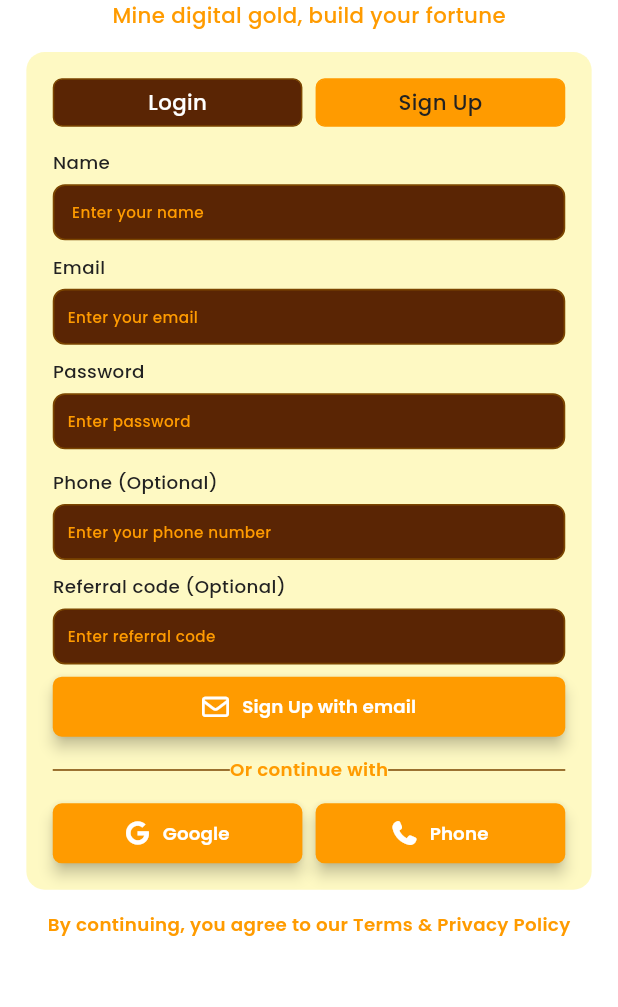
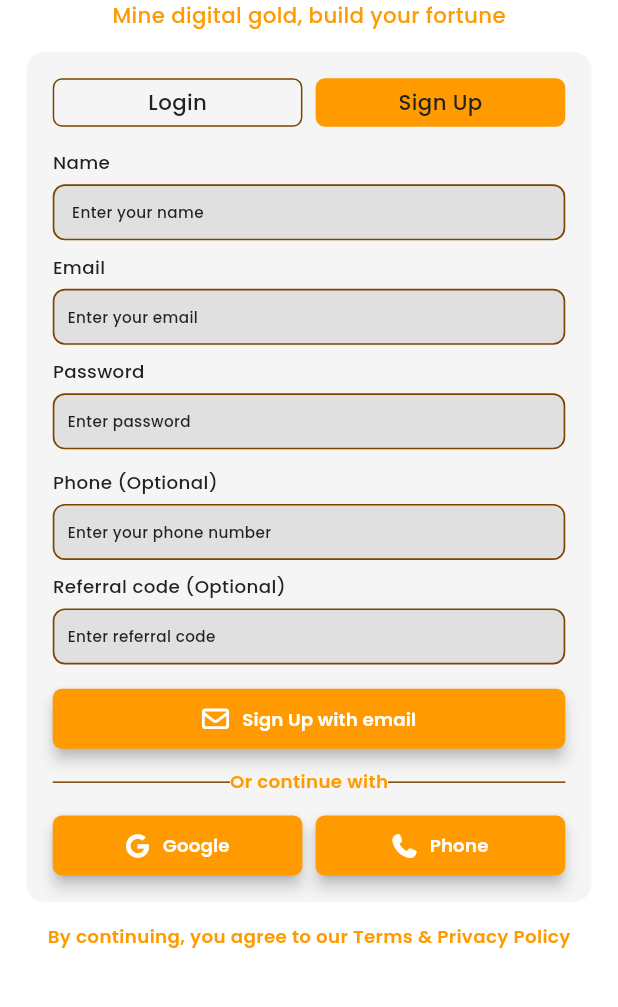
Before and after one commit to talhamehtab2014/mining_app, a Flutter app: the screen it shows after launch, after a tap on "Sign Up", on a phone screen of 412 x 824 dp, the part 71-1078 px from its top. Run offline on Flutter 3.47's test engine with Material 3 defaults, Android fonts, the light colour scheme and no system bars; drawn by our look-alikes of auto_size_text; our stand-ins replace connectivity_plus, dio, firebase_core, flutter_screenutil, font_awesome_flutter, freezed_annotation and 6 more; accounts and stored records are empty; generated files the repository leaves out were written again.

Commit message:
refactor: enhance theme color usage and update onboarding UI
- Added `onSecondary` color to theme data for better accessibility.
- Updated `CommonTextFieldWidget` to use theme colors for background and text.
- Refactored `OnboardingView` to utilize theme colors for button backgrounds and text, improving consistency across the UI.
- Adjusted spacing in onboarding layout for better visual alignment.

```diff
--- a/lib/src/core/resource/theme/theme_data.dart
+++ b/lib/src/core/resource/theme/theme_data.dart
@@ -11,6 +11,7 @@
       onSurface: palette.yellow900,
       tertiary: palette.labelColor,
       secondary: palette.cardBackground,
+      onSecondary: palette.cardBackground,
     ),
     scaffoldBackgroundColor: palette.background,
     dividerColor: palette.divider,
@@ -28,7 +29,8 @@
       surface: palette.white,
       onSurface: palette.white,
       tertiary: palette.blackColor,
-      secondary: palette.yellow100,
+      secondary: Colors.grey.shade100,
+      onSecondary: Colors.grey.shade300,
     ),
     scaffoldBackgroundColor: palette.background,
     dividerColor: palette.divider,
--- a/lib/src/presentation/common_widgets/common_text_field_widget.dart
+++ b/lib/src/presentation/common_widgets/common_text_field_widget.dart
@@ -39,7 +39,9 @@
         Container(
           padding: EdgeInsets.symmetric(horizontal: 8.w, vertical: 6.h),
           decoration: BoxDecoration(
-            color: isEnabled ? R.palette.cardBackground : R.palette.yellow800,
+            color: isEnabled
+                ? Theme.of(context).colorScheme.onSecondary
+                : R.palette.yellow800,
             borderRadius: BorderRadius.circular(8.r),
             border: Border.all(color: R.palette.borderOrDivider, width: 1.w),
           ),
@@ -48,8 +50,9 @@
             style: GoogleFonts.poppins(
               fontSize: 10.sp,
               fontWeight: FontWeight.w500,
-              color: R.palette.primary,
+              color: Theme.of(context).colorScheme.tertiary,
             ),
+            cursorColor: Theme.of(context).colorScheme.tertiary,
             enabled: isEnabled,
             keyboardType: keyboardType,
             obscureText: isPassword,
@@ -61,7 +64,7 @@
                 text: hintText,
                 fontSize: 10.sp,
                 fontWeight: FontWeight.w500,
-                textColor: R.palette.primary,
+                textColor: Theme.of(context).colorScheme.tertiary,
               ),
             ),
           ),
--- a/lib/src/presentation/pre_login/onboarding_view.dart
+++ b/lib/src/presentation/pre_login/onboarding_view.dart
@@ -76,6 +76,7 @@
                                   Row(
                                     children: [
                                       _buildTabButton(
+                                        context: context,
                                         title: AppStrings.login,
                                         isSelected:
                                             state == OnboardingStateEnum.login,
@@ -87,6 +88,7 @@
                                       ),
                                       8.horizontalSpace,
                                       _buildTabButton(
+                                        context: context,
                                         title: AppStrings.signup,
                                         isSelected:
                                             state == OnboardingStateEnum.signup,
@@ -189,6 +191,7 @@
   }
 
   Widget _buildTabButton({
+    required BuildContext context,
     required String title,
     required bool isSelected,
     required VoidCallback onTap,
@@ -200,7 +203,9 @@
           alignment: Alignment.center,
           padding: EdgeInsets.symmetric(vertical: 8.h),
           decoration: BoxDecoration(
-            color: isSelected ? R.palette.primary : R.palette.cardBackground,
+            color: isSelected
+                ? R.palette.primary
+                : Theme.of(context).colorScheme.secondary,
             borderRadius: BorderRadius.circular(6.r),
             border: Border.all(
               color: isSelected ? R.palette.primary : R.palette.borderOrDivider,
@@ -210,7 +215,9 @@
             text: title,
             fontWeight: FontWeight.w500,
             fontSize: 14.sp,
-            textColor: isSelected ? R.palette.blackColor : R.palette.white,
+            textColor: isSelected
+                ? R.palette.blackColor
+                : Theme.of(context).colorScheme.tertiary,
           ),
         ),
       ),
@@ -233,7 +240,7 @@
           hintText: AppStrings.passwordHint,
           isPassword: true,
         ),
-        8.verticalSpace,
+        16.verticalSpace,
         ButtonWithRadiusWidget(
           buttonTitle: AppStrings.loginWithEmail,
           callback: () {
@@ -281,7 +288,7 @@
           controller: TextEditingController(),
           hintText: AppStrings.referralHint,
         ),
-        8.verticalSpace,
+        16.verticalSpace,
         ButtonWithRadiusWidget(
           buttonTitle: AppStrings.signUpWithEmail,
           callback: () {
```
